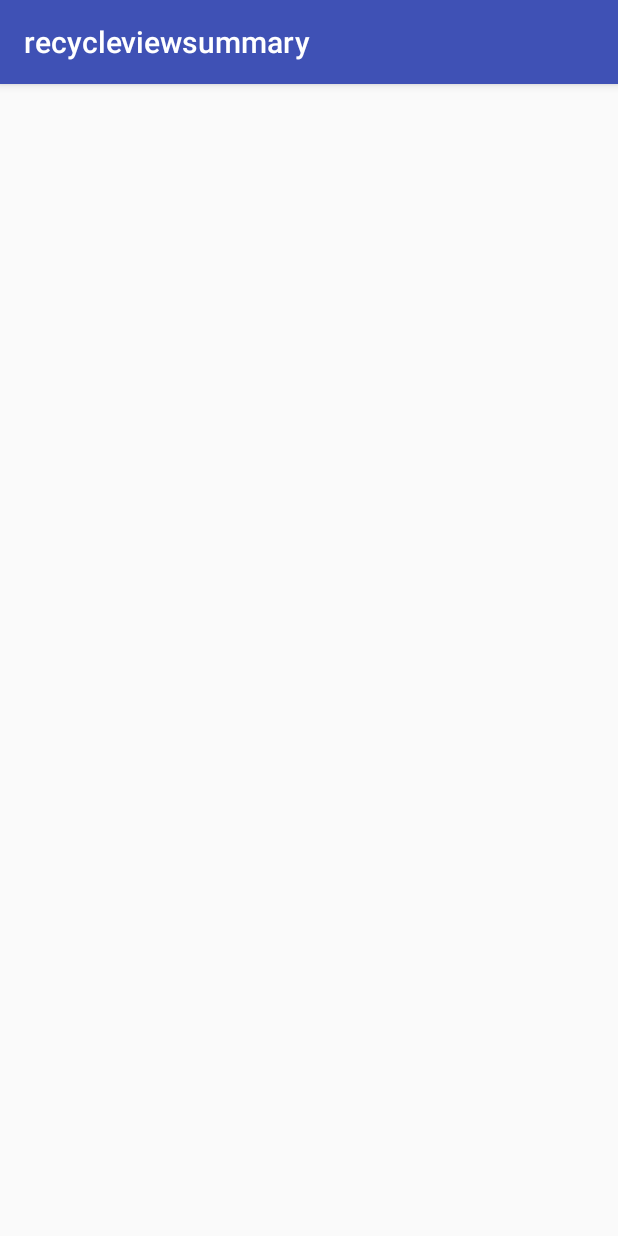
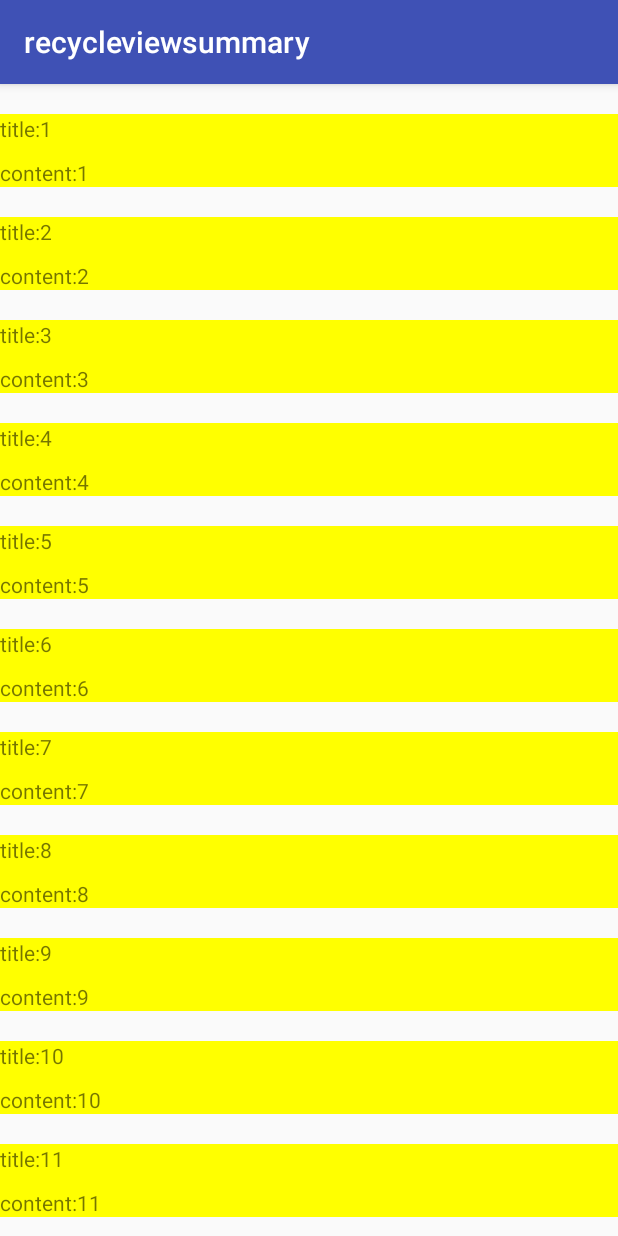
Before and after one commit to LuckyCode1992/recycleviewsummary, an Android app: the ZhidingyiRecycleActivity screen opened directly, with no data from a screen before it, on a phone screen of 412 x 824 dp. Run offline under Robolectric (Android 15) with nearby library versions, the phone set to English and light mode, and no system bars.

Commit message:
5 commit : 自定义的上拉下拉

```diff
--- a/app/src/main/java/com/justcode/hxl/recycleviewsummary/MyAdapter.kt
+++ b/app/src/main/java/com/justcode/hxl/recycleviewsummary/MyAdapter.kt
@@ -7,7 +7,7 @@ import android.view.View
 import android.view.ViewGroup
 import kotlinx.android.synthetic.main.item.view.*
 
-class MyAdapter(var list: MutableList<Int>, var context: Context) : RecyclerView.Adapter<RecyclerView.ViewHolder>() {
+class MyAdapter(var list: List<Int>, var context: Context) : RecyclerView.Adapter<RecyclerView.ViewHolder>() {
     override fun onCreateViewHolder(parent: ViewGroup, viewType: Int): RecyclerView.ViewHolder {
         var myViewHolder: RecyclerView.ViewHolder? = null
         var view = LayoutInflater.from(context).inflate(R.layout.item, parent, false)
--- a/app/src/main/java/com/justcode/hxl/recycleviewsummary/NormalRecycleActivity.kt
+++ b/app/src/main/java/com/justcode/hxl/recycleviewsummary/NormalRecycleActivity.kt
@@ -4,6 +4,8 @@ import android.support.v7.app.AppCompatActivity
 import android.os.Bundle
 import android.os.Handler
 import android.support.v7.widget.LinearLayoutManager
+import com.recycleview.smartrefresh.layout.footer.ClassicsFooter
+import com.recycleview.smartrefresh.layout.header.ClassicsHeader
 import com.recycleview.smartrefresh.layout.listener.OnRefreshListener
 import kotlinx.android.synthetic.main.activity_normal_recycle.*
 
@@ -24,6 +26,9 @@ class NormalRecycleActivity : AppCompatActivity() {
         layoutManager.orientation = LinearLayoutManager.VERTICAL //加上这句 就可以设置方向
         recycleview.setLayoutManager(layoutManager)
         recycleview.adapter = adapter
+
+        refreshlayout.setRefreshHeader(ClassicsHeader(this))
+        refreshlayout.setRefreshFooter(ClassicsFooter(this))
 
         refreshlayout.setOnRefreshListener {
             handler.postDelayed({
--- a/app/src/main/java/com/justcode/hxl/recycleviewsummary/ZhidingyiRecycleActivity.java
+++ b/app/src/main/java/com/justcode/hxl/recycleviewsummary/ZhidingyiRecycleActivity.java
@@ -1,13 +1,81 @@
 package com.justcode.hxl.recycleviewsummary;
 
+import android.os.Handler;
+import android.support.annotation.NonNull;
 import android.support.v7.app.AppCompatActivity;
 import android.os.Bundle;
+import android.support.v7.widget.LinearLayoutManager;
+import android.support.v7.widget.RecyclerView;
+import android.view.LayoutInflater;
+
+import com.recycleview.smartrefresh.layout.SmartRefreshLayout;
+import com.recycleview.smartrefresh.layout.api.RefreshLayout;
+import com.recycleview.smartrefresh.layout.listener.OnLoadMoreListener;
+import com.recycleview.smartrefresh.layout.listener.OnRefreshListener;
+
+import java.util.ArrayList;
+import java.util.List;
+
+import javax.xml.transform.sax.TemplatesHandler;
 
 public class ZhidingyiRecycleActivity extends AppCompatActivity {
-
+    SmartRefreshLayout smartRefreshLayout;
+    RecyclerView recyclerView;
+    List<Integer> list = new ArrayList<>();
+    MyAdapter adapter ;
+    Handler handler = new Handler();
     @Override
     protected void onCreate(Bundle savedInstanceState) {
         super.onCreate(savedInstanceState);
         setContentView(R.layout.activity_zhidingyi_recycle);
+
+        smartRefreshLayout = findViewById(R.id.refreshlayout);
+        recyclerView = findViewById(R.id.recycleview);
+
+        for (int i = 1 ;i<21;i++){
+            list.add(i);
+        }
+
+        adapter = new MyAdapter(list,this);
+        RecyclerView.LayoutManager linearLayoutManager = new LinearLayoutManager(this);
+        recyclerView.setLayoutManager(linearLayoutManager);
+        recyclerView.setAdapter(adapter);
+
+        smartRefreshLayout.setRefreshHeader(new ZhidingyiHeader(LayoutInflater.from(this).inflate(R.layout.zhidingyiloading, null, false)));
+
+        smartRefreshLayout.setOnRefreshListener(new OnRefreshListener() {
+            @Override
+            public void onRefresh(@NonNull final RefreshLayout refreshLayout) {
+                handler.postDelayed(new Runnable() {
+                    @Override
+                    public void run() {
+                        list.clear();
+                        for (int i = 100;i<121;i++){
+                            list.add(i);
+                        }
+                        adapter.update(list);
+                        smartRefreshLayout.finishRefresh();
+                    }
+                },2000);
+            }
+        });
+        smartRefreshLayout.setOnLoadMoreListener(new OnLoadMoreListener() {
+            @Override
+            public void onLoadMore(@NonNull final RefreshLayout refreshLayout) {
+                handler.postDelayed(new Runnable() {
+                    @Override
+                    public void run() {
+
+                        for (int i = 21;i<41;i++){
+                            list.add(i);
+                        }
+                        adapter.update(list);
+                        smartRefreshLayout.finishLoadMore();
+                    }
+                },2000);
+            }
+        });
+
+
     }
 }
--- /dev/null
+++ b/app/src/main/res/anim/animation.xml
@@ -0,0 +1,12 @@
+<?xml version="1.0" encoding="utf-8"?>
+<rotate xmlns:android="http://schemas.android.com/apk/res/android"
+    android:duration="200"
+    android:fromDegrees="0"
+    android:pivotX="50%"
+    android:pivotY="50%"
+    android:repeatCount="-1"
+    android:repeatMode="restart"
+    android:toDegrees="360"
+    >
+
+</rotate>
--- a/app/src/main/res/layout/activity_zhidingyi_recycle.xml
+++ b/app/src/main/res/layout/activity_zhidingyi_recycle.xml
@@ -1,9 +1,20 @@
 <?xml version="1.0" encoding="utf-8"?>
-<android.support.constraint.ConstraintLayout xmlns:android="http://schemas.android.com/apk/res/android"
+<RelativeLayout xmlns:android="http://schemas.android.com/apk/res/android"
     xmlns:app="http://schemas.android.com/apk/res-auto"
     xmlns:tools="http://schemas.android.com/tools"
     android:layout_width="match_parent"
     android:layout_height="match_parent"
     tools:context=".ZhidingyiRecycleActivity">
+    <com.recycleview.smartrefresh.layout.SmartRefreshLayout
+        android:id="@+id/refreshlayout"
+        android:layout_width="match_parent"
+        android:layout_height="match_parent">
 
-</android.support.constraint.ConstraintLayout>
+        <android.support.v7.widget.RecyclerView
+            android:id="@+id/recycleview"
+            android:layout_width="match_parent"
+            android:layout_height="match_parent">
+
+        </android.support.v7.widget.RecyclerView>
+    </com.recycleview.smartrefresh.layout.SmartRefreshLayout>
+</RelativeLayout>
```
Also changed, not shown: app/src/main/java/com/justcode/hxl/recycleviewsummary/ZhidingyiHeader.kt (added, +37 -0 lines), app/src/main/res/layout/zhidingyiloading.xml (added, +13 -0 lines).
